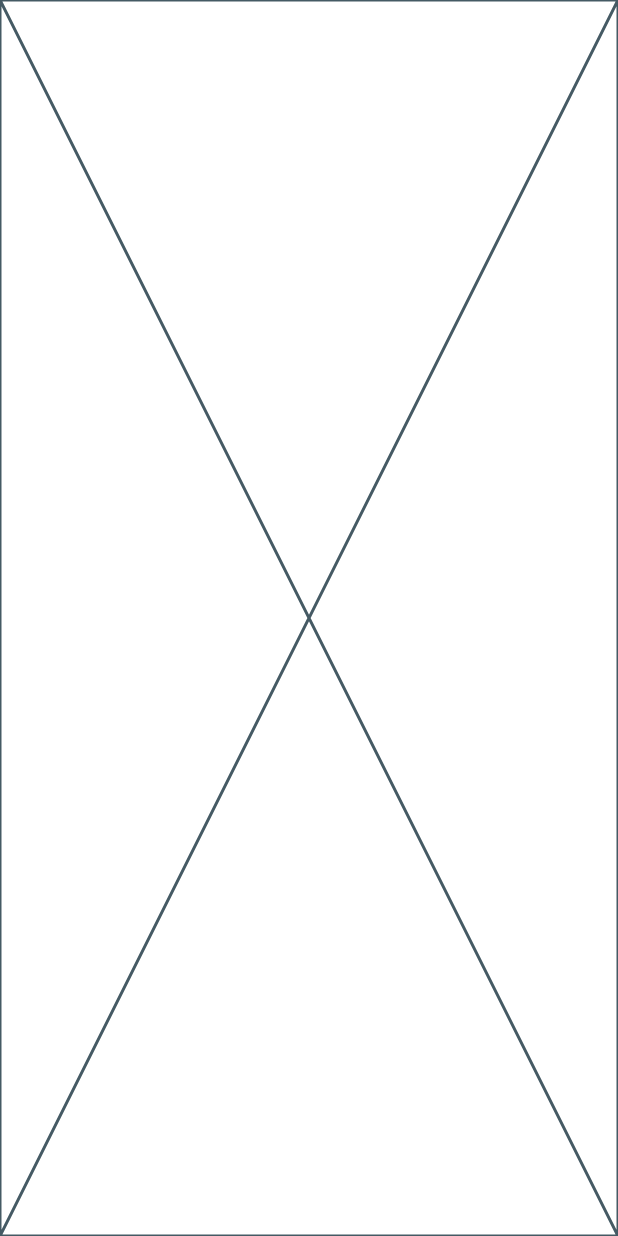
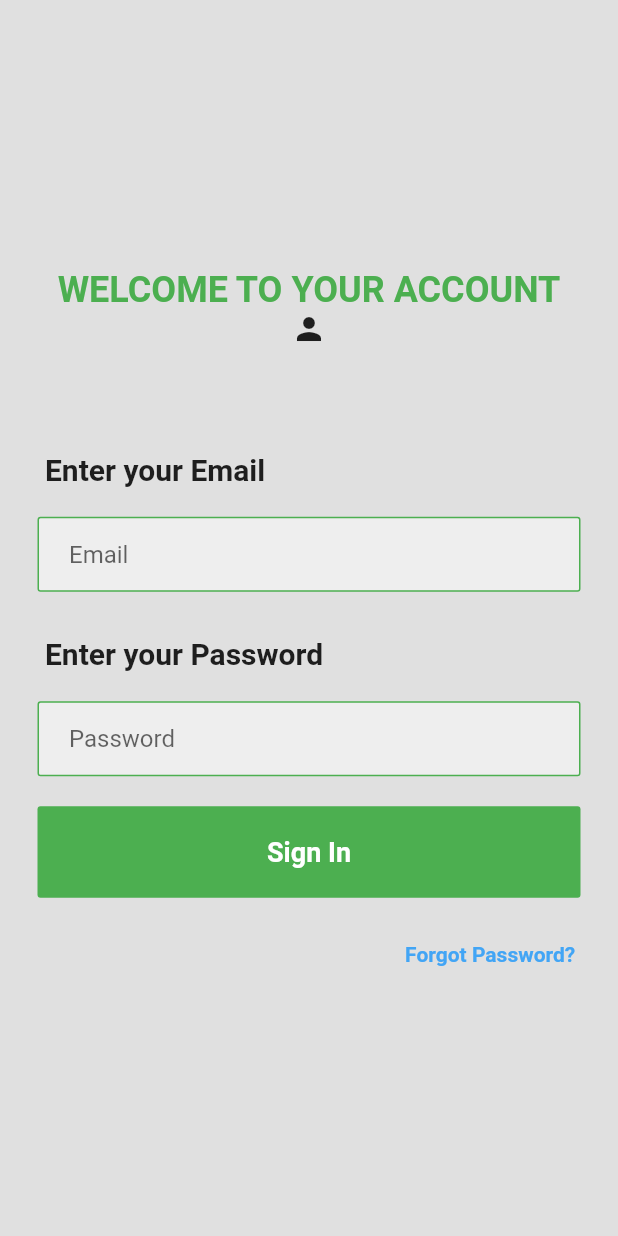
Before and after one commit to shadkasera/tobacco_app, a Flutter app: the screen it shows after launch, after a tap on "GET STARTED", on a phone screen of 412 x 824 dp. Run offline on Flutter 3.47's test engine with Material 2 defaults, Android fonts, the phone set to English and light mode, and no system bars.

Commit message:
updated files

```diff
--- a/lib/pages/homescreen.dart
+++ /dev/null
@@ -1,9 +0,0 @@
-import 'package:flutter/material.dart';
-class HomeScreen extends StatelessWidget {
-  const HomeScreen({super.key});
-
-  @override
-  Widget build(BuildContext context) {
-    return const Placeholder();
-  }
-}
--- /dev/null
+++ b/lib/pages/loginipage.dart
@@ -0,0 +1,180 @@
+import 'package:flutter/material.dart';
+
+class LogInPage extends StatelessWidget {
+  const LogInPage({super.key});
+
+  @override
+  Widget build(BuildContext context) {
+    return Scaffold(
+      backgroundColor: Colors.grey[300],
+      body: SafeArea(
+        child: Center(
+          child: SingleChildScrollView(
+            child: Column(
+              mainAxisAlignment: MainAxisAlignment.center,
+              children: [
+                //welcome text
+                const Padding(
+                  padding: EdgeInsets.symmetric(
+                    horizontal: 25,
+                  ),
+                  child: Text(
+                    'WELCOME TO YOUR ACCOUNT',
+                    style: TextStyle(
+                      fontWeight: FontWeight.bold,
+                      fontSize: 24,
+                      color: Colors.green,
+                    ),
+                  ),
+                ),
+
+                //picture of the app
+                const Icon(Icons.person),
+
+                //email text field
+                const SizedBox(
+                  height: 60,
+                ),
+
+                Padding(
+                  padding:
+                      const EdgeInsets.symmetric(horizontal: 25, vertical: 10),
+                  child: Row(
+                    mainAxisAlignment: MainAxisAlignment.start,
+                    children: const [
+                      Text(
+                        ' Enter your Email',
+                        style: TextStyle(
+                            fontWeight: FontWeight.bold, fontSize: 20),
+                      ),
+                    ],
+                  ),
+                ),
+                Padding(
+                  padding: const EdgeInsets.symmetric(
+                    horizontal: 25,
+                    vertical: 10,
+                  ),
+                  child: Container(
+                    decoration: BoxDecoration(
+                      color: Colors.grey[200],
+                      border: Border.all(color: Colors.green),
+                      borderRadius: BorderRadius.circular(2),
+                    ),
+                    child: const Padding(
+                      padding: EdgeInsets.only(left: 20),
+                      child: TextField(
+                        decoration: InputDecoration(
+                          border: InputBorder.none,
+                          hintText: 'Email',
+                        ),
+                      ),
+                    ),
+                  ),
+                ),
+                //password text field
+                const SizedBox(
+                  height: 10,
+                ),
+                Padding(
+                  padding:
+                      const EdgeInsets.symmetric(horizontal: 25, vertical: 10),
+                  child: Row(
+                    mainAxisAlignment: MainAxisAlignment.start,
+                    children: const [
+                      Text(
+                        ' Enter your Password',
+                        style: TextStyle(
+                            fontWeight: FontWeight.bold, fontSize: 20),
+                      ),
+                    ],
+                  ),
+                ),
+
+                Padding(
+                  padding: const EdgeInsets.symmetric(
+                    horizontal: 25,
+                    vertical: 10,
+                  ),
+                  child: Container(
+                    decoration: BoxDecoration(
+                      color: Colors.grey[200],
+                      border: Border.all(color: Colors.green),
+                      borderRadius: BorderRadius.circular(2),
+                    ),
+                    child: const Padding(
+                      padding: EdgeInsets.only(left: 20),
+                      child: TextField(
+                        obscureText: true,
+                        decoration: InputDecoration(
+                          border: InputBorder.none,
+                          hintText: 'Password',
+                        ),
+                      ),
+                    ),
+                  ),
+                ),
+                //sign in
+                const SizedBox(
+                  height: 10,
+                ),
+
+                Padding(
+                  padding: const EdgeInsets.symmetric(horizontal: 25),
+                  child: GestureDetector(
+                    onTap: () {
+                      // Navigator.push(
+                      //   context,
+                      //   MaterialPageRoute(
+                      //     builder: (context) => const HomeScreen(),
+                      //   ),
+                      // );
+                    },
+                    child: Container(
+                      padding: const EdgeInsets.all(20),
+                      decoration: BoxDecoration(
+                        color: Colors.green,
+                        borderRadius: BorderRadius.circular(2),
+                      ),
+                      child: const Center(
+                        child: Text(
+                          'Sign In',
+                          style: TextStyle(
+                            color: Colors.white,
+                            fontWeight: FontWeight.bold,
+                            fontSize: 18,
+                          ),
+                        ),
+                      ),
+                    ),
+                  ),
+                ),
+                const SizedBox(
+                  height: 30,
+                ),
+
+                //register
+                Padding(
+                  padding: const EdgeInsets.only(right: 25),
+                  child: Row(
+                    mainAxisAlignment: MainAxisAlignment.end,
+                    children: [
+
+                      Text(
+                        '  Forgot Password? ',
+                        style: TextStyle(
+                          color: Colors.blue[400],
+                          fontWeight: FontWeight.bold,
+                        ),
+                      )
+                    ],
+                  ),
+                )
+              ],
+            ),
+          ),
+        ),
+      ),
+    );
+  }
+}
--- a/lib/pages/welcome.dart
+++ b/lib/pages/welcome.dart
@@ -1,5 +1,5 @@
 import 'package:flutter/material.dart';
-import 'package:tobacco_app/pages/homescreen.dart';
+import 'package:tobacco_app/pages/loginipage.dart';
 
 class WelcomePage extends StatelessWidget {
   const WelcomePage({super.key});
@@ -69,7 +69,7 @@ class WelcomePage extends StatelessWidget {
                     Navigator.push(
                       context,
                       MaterialPageRoute(
-                        builder: (context) => const HomeScreen(),
+                        builder: (context) => const LogInPage(),
                       ),
                     );
                   },
```
